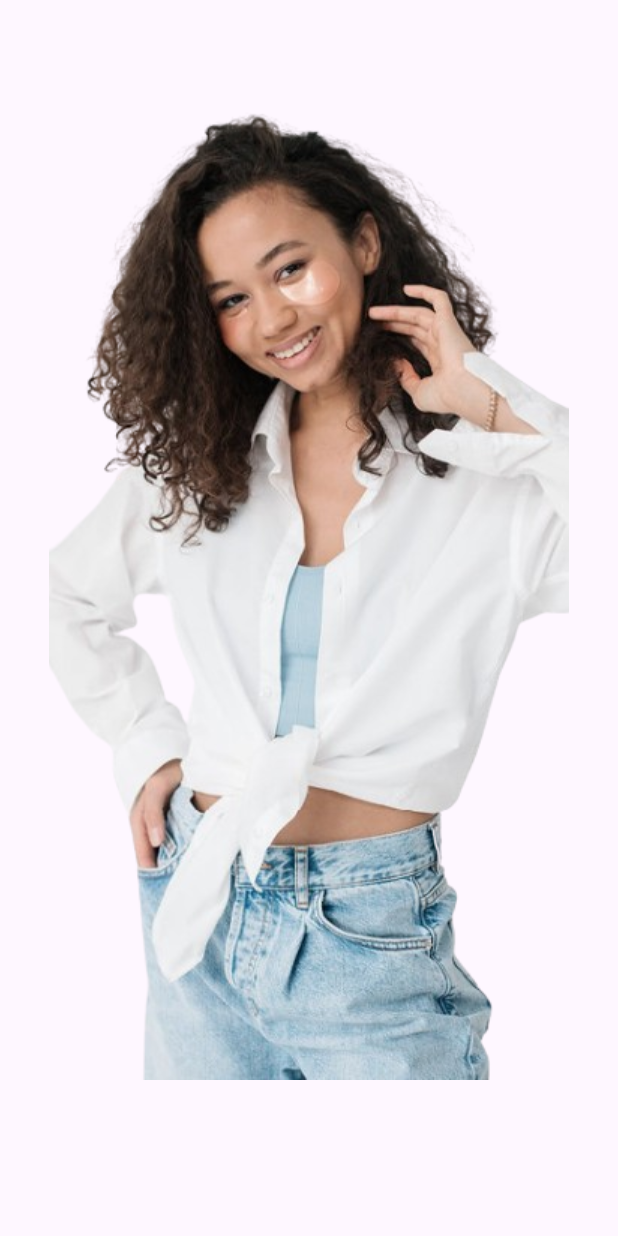
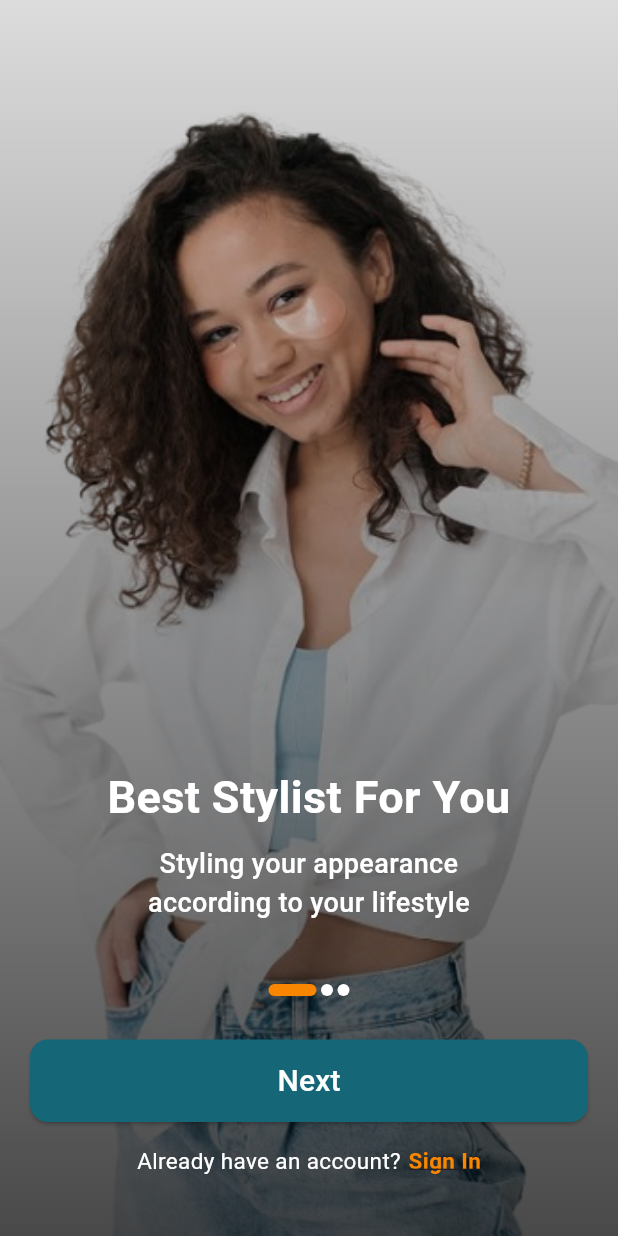
Before and after one commit to zeeshan681/mahi_beauty, a Flutter app: the screen it shows after launch, on a phone screen of 412 x 824 dp. Run offline on Flutter 3.47's test engine with Material 3 defaults, Android fonts, the phone set to English and light mode, and no system bars; drawn by our look-alikes of smooth_page_indicator.

Commit message:
Onbaroding Screen Complete

```diff
--- /dev/null
+++ b/lib/Core/onboarding_comm.dart
@@ -0,0 +1,126 @@
+import 'package:flutter/material.dart';
+
+class OnboardingComm extends StatelessWidget {
+  final String image;
+  final String titel;
+  final String description;
+  final String subtitle;
+  final String buttonText;
+  final VoidCallback onNext;
+  final VoidCallback? onSignIn;
+
+  const OnboardingComm({
+    super.key,
+    required this.image,
+    required this.titel,
+    required this.description,
+    required this.buttonText,
+    required this.onNext,
+    this.onSignIn,
+    required this.subtitle,
+  });
+
+  @override
+  Widget build(BuildContext context) {
+    return Stack(
+      children: [
+        SizedBox(
+          width: double.infinity,
+          height: double.infinity,
+          child: Image.asset(image, fit: BoxFit.cover),
+        ),
+
+        Container(
+          width: double.infinity,
+          height: double.infinity,
+          decoration: BoxDecoration(
+            gradient: LinearGradient(
+              begin: Alignment.topCenter,
+              end: Alignment.bottomCenter,
+              colors: [
+                Colors.black.withOpacity(0.1),
+                Colors.black.withOpacity(0.7),
+              ],
+            ),
+          ),
+        ),
+
+        Padding(
+          padding: const EdgeInsets.symmetric(horizontal: 20, vertical: 40),
+          child: Column(
+            mainAxisAlignment: MainAxisAlignment.end,
+
+            children: [
+              Spacer(flex: 102),
+              Text(
+                titel,
+                style: const TextStyle(
+                  fontSize: 30,
+                  fontWeight: FontWeight.bold,
+                  color: Colors.white,
+                ),
+                textAlign: TextAlign.center,
+              ),
+
+              const SizedBox(height: 10),
+
+              Text(
+                description,
+                style: const TextStyle(
+                  fontSize: 18,
+                  fontWeight: FontWeight.w500,
+                  color: Colors.white,
+                ),
+                textAlign: TextAlign.center,
+              ),
+              Spacer(flex: 17),
+
+              SizedBox(
+                width: double.infinity,
+                height: 55,
+                child: ElevatedButton(
+                  style: ElevatedButton.styleFrom(
+                    backgroundColor: const Color(0xff156778),
+                    shape: RoundedRectangleBorder(
+                      borderRadius: BorderRadius.circular(12),
+                    ),
+                  ),
+                  onPressed: onNext,
+                  child: Text(
+                    buttonText,
+                    style: const TextStyle(fontSize: 20, color: Colors.white),
+                  ),
+                ),
+              ),
+
+              const SizedBox(height: 15),
+
+              Row(
+                mainAxisAlignment: MainAxisAlignment.center,
+                children: [
+                  Text(
+                    subtitle,
+                    style: const TextStyle(fontSize: 15, color: Colors.white),
+                  ),
+                  const SizedBox(width: 5),
+                  InkWell(
+                    onTap: onSignIn,
+                    child: const Text(
+                      "Sign In",
+                      style: TextStyle(
+                        fontSize: 15,
+                        fontWeight: FontWeight.bold,
+                        color: Color(0XFFF98600),
+                        decoration: TextDecoration.underline,
+                      ),
+                    ),
+                  ),
+                ],
+              ),
+            ],
+          ),
+        ),
+      ],
+    );
+  }
+}
--- a/lib/Views/01_Onboarding_Screens/onboarding_screen.dart
+++ b/lib/Views/01_Onboarding_Screens/onboarding_screen.dart
@@ -1,4 +1,7 @@
 import 'package:flutter/material.dart';
+import 'package:mahi_beauty/Core/onboarding_comm.dart';
+import 'package:mahi_beauty/Views/02_Started_Screen/started_screen.dart';
+import 'package:smooth_page_indicator/smooth_page_indicator.dart';
 
 class OnboardingScreen extends StatefulWidget {
   const OnboardingScreen({super.key});
@@ -8,16 +11,72 @@ class OnboardingScreen extends StatefulWidget {
 }
 
 class _OnboardingScreenState extends State<OnboardingScreen> {
+  final PageController _controller = PageController();
+  int currentPage = 0;
+
   @override
   Widget build(BuildContext context) {
     return Scaffold(
-      // backgroundColor: Color.fromARGB(255, 207, 200, 200),
-      body: Column(
+      backgroundColor: Colors.grey.shade100,
+      body: Stack(
         children: [
-          Center(
-            child: Image.asset(
-              "assets/images/firstBoarding.png",
-              fit: BoxFit.contain,
+          PageView.builder(
+            controller: _controller,
+            itemCount: onboardingData.length,
+            onPageChanged: (index) {
+              setState(() {
+                currentPage = index;
+              });
+            },
+            itemBuilder: (context, index) {
+              final data = onboardingData[index];
+              return OnboardingComm(
+                image: data["image"]!,
+                titel: data["title"]!,
+                description: data["description"]!,
+                buttonText: index == onboardingData.length - 1
+                    ? "Get Started"
+                    : "Next",
+                onNext: () {
+                  if (index == onboardingData.length - 1) {
+                    Navigator.push(
+                      context,
+                      MaterialPageRoute(builder: (context) => StartedScreen()),
+                    );
+                  } else {
+                    _controller.nextPage(
+                      duration: Duration(milliseconds: 400),
+                      curve: Curves.easeInOut,
+                    );
+                  }
+                },
+                subtitle: data["subtitle"]!,
+                onSignIn: () {
+                  Navigator.push(
+                    context,
+                    MaterialPageRoute(builder: (context) => StartedScreen()),
+                  );
+                },
+              );
+            },
+          ),
+          Align(
+            alignment: AlignmentGeometry.bottomCenter,
+            child: Padding(
+              padding: EdgeInsets.only(bottom: 160),
+              child: SmoothPageIndicator(
+                controller: _controller,
+                count: onboardingData.length,
+                effect: ExpandingDotsEffect(
+                  dotColor: Colors.white,
+
+                  activeDotColor: Color(0XFFF98600),
+                  dotHeight: 8,
+                  dotWidth: 8,
+                  spacing: 3,
+                  expansionFactor: 4,
+                ),
+              ),
             ),
           ),
         ],
@@ -25,3 +84,26 @@ class _OnboardingScreenState extends State<OnboardingScreen> {
     );
   }
 }
+
+final List<Map<String, String>> onboardingData = [
+  {
+    "image": "assets/images/firstBoarding.png",
+    "title": "Best Stylist For You",
+    "description": "Styling your appearance\naccording to your lifestyle",
+    "subtitle": "Already have an account?",
+  },
+  {
+    "image": "assets/images/secondBoarding.png",
+    "title": "Meet Our Specialists",
+    "description":
+        "There are many best stylists from\nall the best salons ever",
+    "subtitle": "Already have an account?",
+  },
+  {
+    "image": "assets/images/thirdBoarding.png",
+    "title": "Find The Best Service",
+    "description":
+        "There are various services from the best\nsalons that have become our partners.",
+    "subtitle": "Already have an account?",
+  },
+];
--- /dev/null
+++ b/lib/Views/02_Started_Screen/started_screen.dart
@@ -0,0 +1,16 @@
+import 'package:flutter/cupertino.dart';
+import 'package:flutter/material.dart';
+
+class StartedScreen extends StatefulWidget {
+  const StartedScreen({super.key});
+
+  @override
+  State<StartedScreen> createState() => _StartedScreenState();
+}
+
+class _StartedScreenState extends State<StartedScreen> {
+  @override
+  Widget build(BuildContext context) {
+    return Scaffold(backgroundColor: Colors.amber);
+  }
+}
--- a/lib/main.dart
+++ b/lib/main.dart
@@ -8,9 +8,11 @@ void main() {
 class MyApp extends StatelessWidget {
   const MyApp({super.key});
 
-  // This widget is the root of your application.
   @override
   Widget build(BuildContext context) {
-    return MaterialApp(home: const SplashScreen());
+    return MaterialApp(
+      debugShowCheckedModeBanner: false,
+      home: const SplashScreen(),
+    );
   }
 }
```
